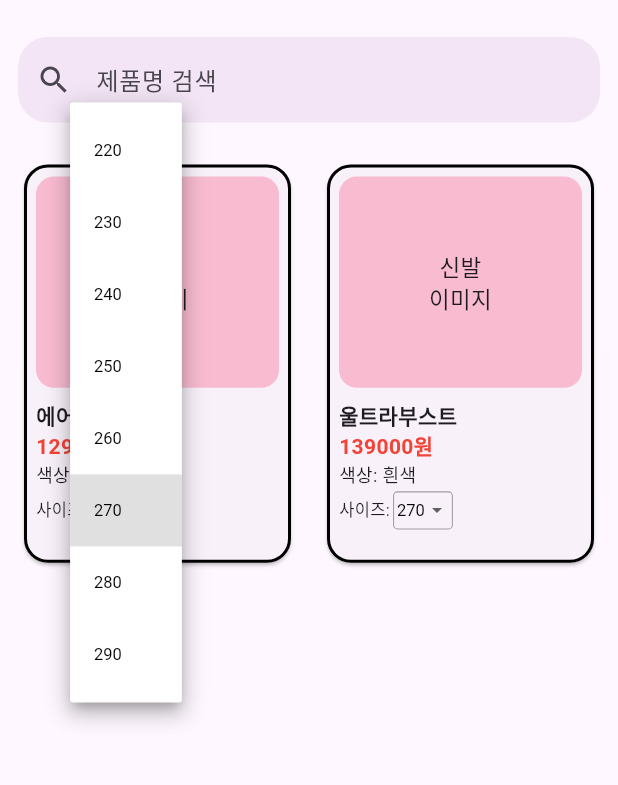
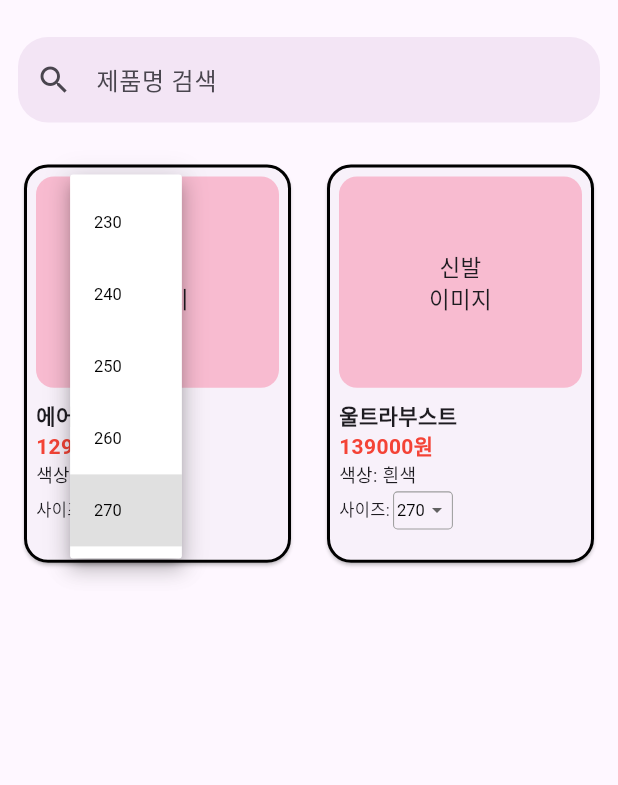
Before and after one commit to smitepaladin/shoeshop, a Flutter app: the Shoeslistpage screen opened directly, after a tap on "270", on a phone screen of 412 x 824 dp, the part 65-850 px from its top. Run offline on Flutter 3.47's test engine with Material 3 defaults, Android fonts, the phone set to English and light mode, and no system bars; our stand-ins replace flutter_map, geolocator, get, get_storage, latlong2, sqflite and 1 more; missing offline and left inert: remedi_kopo; accounts and stored records are empty.

Commit message:
드롭다운 값 변경
1

```diff
--- a/team4shoeshop/lib/view/shoeslistpage.dart
+++ b/team4shoeshop/lib/view/shoeslistpage.dart
@@ -8,7 +8,6 @@ import 'package:team4shoeshop/view/returns.dart';
 import 'package:team4shoeshop/vm/database_handler.dart';
 import 'package:team4shoeshop/view/shoes_detail_page.dart';
 import 'package:team4shoeshop/view/orderviewpage.dart';
-
 import 'cart.dart';
 
 // 다른 페이지에서도 사용용 가능한 Drawer 위젯
@@ -106,12 +105,18 @@ class _ShoeslistpageState extends State<Shoeslistpage> {
     _searchText = '';
   }
 
+  // 드롭다운에서 사용할 사이즈 옵션 리스트 함수
+  // 230~270까지 10단위로 5개 값 제공
+  List<int> getSizeOptions() {
+    return List.generate(5, (index) => 230 + (index * 10));
+  }
+
   // 상품 카드 위젯 생성
   Widget _buildProductCard(Product product) {
-    // 10단위 사이즈 리스트
-    final List<int> sizeOptions = List.generate(8, (index) => 220 + (index * 10));
+    // 10단위 사이즈 리스트 (getSizeOptions 함수 사용)
+    final List<int> sizeOptions = getSizeOptions();
     // product.psize가 10단위가 아니면 가장 가까운 10단위로 보정
-    int defaultSize = ((product.psize / 10).round() * 10).clamp(220, 290);
+    int defaultSize = ((product.psize / 10).round() * 10).clamp(230, 270);
     int selectedSize = selectedSizes[product.pid] ?? defaultSize;
     // 만약 selectedSize가 옵션에 없다면, 가장 가까운 값으로 대체
     if (!sizeOptions.contains(selectedSize)) {
```
